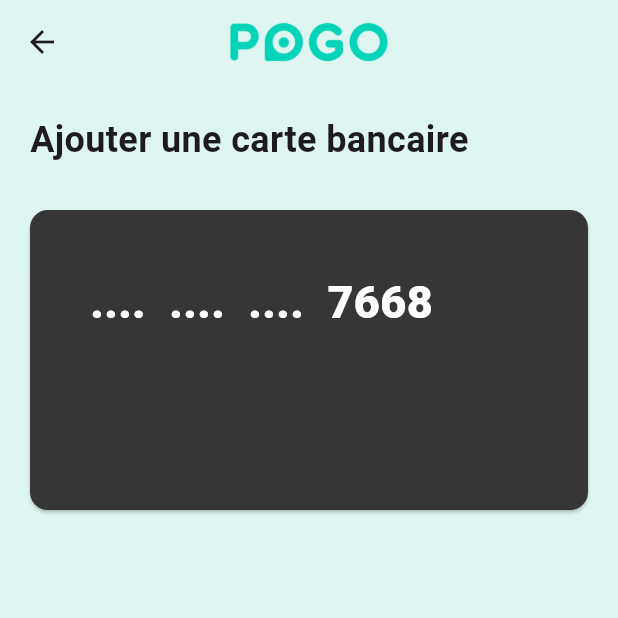
After one commit to abderrahmane0402/pogo_app, a Flutter app: the AddCarteBancaire screen opened directly, on a phone screen of 412 x 824 dp, the top half of it. The commit adds this screen. Run offline on Flutter 3.47's test engine with Material 3 defaults, Android fonts, the phone set to English and light mode, and no system bars.

Commit message:
profile add carte

```diff
--- a/lib/layout/Layout.dart
+++ b/lib/layout/Layout.dart
@@ -1,4 +1,5 @@
 // Importing necessary libraries
+import 'package:example_app/pages/AddCarte.dart';
 import 'package:example_app/pages/CarteBancaire.dart';
 import 'package:example_app/pages/home.dart';
 import 'package:example_app/pages/info_personnel.dart';
@@ -47,6 +48,7 @@ class _LayoutState extends State<Layout> {
         '/infoPersonnels': (context) => const InfoPersonnel(),
         "/beforeLogin": (context) => const Login(),
         "/carteBancaire": (context) => const CarteBancaire(),
+        "/addCarte": (context) => const AddCarteBancaire(),
       },
       home: Scaffold(
         backgroundColor: const Color.fromRGBO(223, 245, 241, 1.0),
--- /dev/null
+++ b/lib/pages/AddCarte.dart
@@ -0,0 +1,83 @@
+import 'package:flutter/cupertino.dart';
+import 'package:flutter/material.dart';
+
+class AddCarteBancaire extends StatefulWidget {
+  const AddCarteBancaire({super.key});
+
+  @override
+  State<AddCarteBancaire> createState() => _AddCarteBancaireState();
+}
+
+class _AddCarteBancaireState extends State<AddCarteBancaire> {
+  final TextEditingController nomProprietaireController =
+      TextEditingController();
+  final TextEditingController numeroController = TextEditingController();
+  final TextEditingController dateExpirationController =
+      TextEditingController();
+  final TextEditingController cvvController = TextEditingController();
+
+  @override
+  void dispose() {
+    // Dispose des contrôleurs lorsqu'ils ne sont plus utilisés
+    nomProprietaireController.dispose();
+    numeroController.dispose();
+    dateExpirationController.dispose();
+    cvvController.dispose();
+    super.dispose();
+  }
+
+  @override
+  Widget build(BuildContext context) {
+    return Scaffold(
+      backgroundColor: const Color.fromRGBO(223, 245, 241, 1.0),
+      appBar: AppBar(
+        centerTitle: true,
+        backgroundColor: const Color.fromRGBO(223, 245, 241, 1.0),
+        title: Image.asset('assets/images/pogo.png', width: 120, height: 60),
+      ),
+      body: const SingleChildScrollView(
+        child: Column(
+          crossAxisAlignment: CrossAxisAlignment.start,
+          children: [
+            Padding(
+              padding: EdgeInsets.all(20.0),
+              child: Text(
+                'Ajouter une carte bancaire',
+                style: TextStyle(
+                  fontSize: 24,
+                  fontWeight: FontWeight.bold,
+                ),
+              ),
+            ),
+            SizedBox(
+              width: double.infinity,
+              height: 220,
+              child: Card(
+                margin: EdgeInsets.symmetric(vertical: 10, horizontal: 20),
+                color: Color.fromRGBO(54, 54, 54, 1.0),
+                child: Padding(
+                  padding: EdgeInsets.all(40.0),
+                  child: Column(
+                    crossAxisAlignment: CrossAxisAlignment.start,
+                    mainAxisAlignment: MainAxisAlignment.spaceBetween,
+                    children: [
+                      Text(
+                        "....  ....  ....  7668",
+                        style: TextStyle(
+                          fontSize: 30,
+                          fontWeight: FontWeight.w900,
+                          color: Colors.white,
+                        ),
+                      ),
+
+                    ],
+                  ),
+                ),
+              ),
+            ),
+          ],
+        ),
+      ),
+    );
+  }
+}
--- a/lib/pages/CarteBancaire.dart
+++ b/lib/pages/CarteBancaire.dart
@@ -57,9 +57,7 @@ class _CarteBancaireState extends State<CarteBancaire> {
   ];
   @override
   Widget build(BuildContext context) {
-    return MaterialApp(
-      debugShowCheckedModeBanner: false,
-      home: Scaffold(
+    return Scaffold(
       backgroundColor: const Color.fromRGBO(223, 245, 241, 1.0),
       appBar: AppBar(
         centerTitle: true,
@@ -121,18 +119,11 @@ class _CarteBancaireState extends State<CarteBancaire> {
       floatingActionButton: FloatingActionButton.extended(
         // Floating action button for adding new cards
         onPressed: () {
-            // Simuler l'ajout d'une nouvelle carte
-            setState(() {
-              cartesBancaires.add(
-                CarteBancaireModel(
-                    cardNumber: "1111 2222 3333 4444", expirationDate: "06/28"),
-              );
-            });
+          Navigator.pushNamed(context, '/addCarte');
         },
         icon: const Icon(Icons.add),
         label: const Text("Ajouter une carte"),
       ),
-      ),
     );
   }
 }
```
Lines whose indentation alone changed are shown as unchanged.
